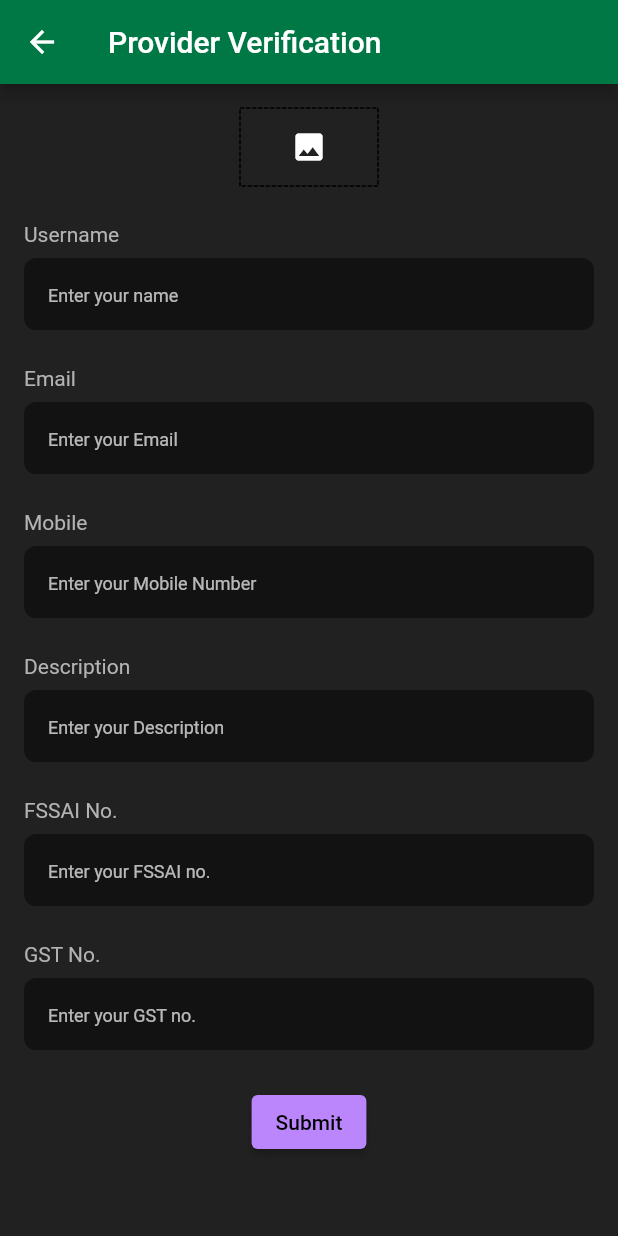
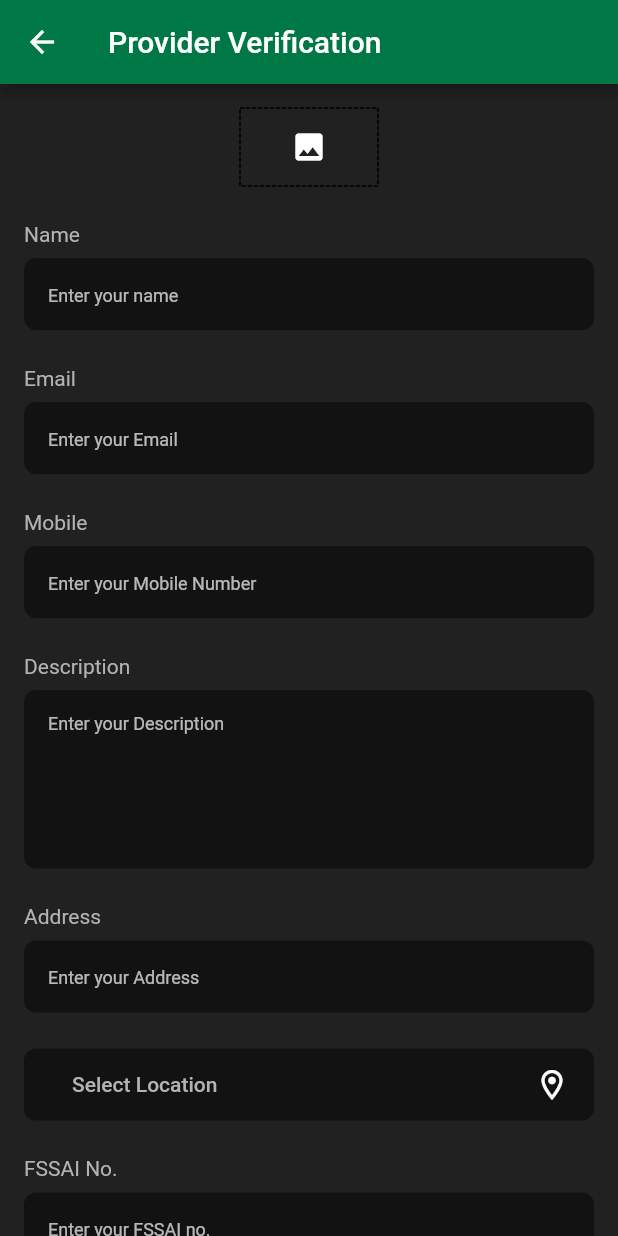
Before and after one commit to PrerakGada/EatEasy, a Flutter app: the ProviderVerification screen opened by its route, on a phone screen of 412 x 824 dp. Run offline on Flutter 3.47's test engine with Material 2 defaults, Android fonts, the phone set to English and light mode, and no system bars; drawn by our look-alikes of dotted_border; our stand-ins replace cloud_firestore, curved_navigation_bar, firebase_auth, firebase_core, flutter_carousel_widget, google_maps_flutter and 3 more; missing offline and left inert: flutter_google_places_hoc081098, google_api_headers, google_maps_webservice; accounts and stored records are empty.

Commit message:
Judging Round 1

```diff
--- a/lib/main.dart
+++ b/lib/main.dart
@@ -45,8 +45,9 @@ class MyApp extends StatelessWidget {
         themeMode: ThemeMode.dark,
         debugShowCheckedModeBanner: false,
         initialRoute: SplashScreen.id,
+        // initialRoute: ProviderVerification.id,
         // initialRoute: AdminDashBoard.id,
-        // initialRoute: SplashScreen.id,
+        // initialRoute: CustomerHome.id,
         routes: {
           SplashScreen.id: (context) => const SplashScreen(),
           LoginScreen.id: (context) => LoginScreen(),
--- a/lib/repositories/query_repo.dart
+++ b/lib/repositories/query_repo.dart
@@ -41,11 +41,11 @@ class QueryRepo {
     }
   }
 
-  Future approveProvider() async {
+  Future approveProvider(String id) async {
     try {
       _firestore
           .collection('providers')
-          .doc('KFC : something')
+          .doc(id)
           .update({'approval': true});
       return true;
     } catch (e) {
--- a/lib/screens/Provider/provider_verification.dart
+++ b/lib/screens/Provider/provider_verification.dart
@@ -7,6 +7,9 @@ import 'package:eat_easy/widgets/LabeledTextFormField.dart';
 import 'package:flutter/material.dart';
 import 'package:image_picker/image_picker.dart';
 import 'package:provider/provider.dart';
+
+import '../../Theme/app_colors.dart';
+import '../../widgets/location_screen.dart';
 
 class ProviderVerification extends StatefulWidget {
   static const String id = '/ProviderVerification';
@@ -26,6 +29,7 @@ class _ProviderVerificationState extends State<ProviderVerification> {
   final TextEditingController _fssai_noController = TextEditingController();
   final TextEditingController _gst_noController = TextEditingController();
   final TextEditingController _descriptionController = TextEditingController();
+  final TextEditingController _addressController = TextEditingController();
   File? demo;
 
   void onPickImageButtonClicked() async {
@@ -47,6 +51,7 @@ class _ProviderVerificationState extends State<ProviderVerification> {
   @override
   void dispose() {
     super.dispose();
+    _addressController.dispose();
     _usernameController.dispose();
     _emailController.dispose();
     _passwordController.dispose();
@@ -57,8 +62,6 @@ class _ProviderVerificationState extends State<ProviderVerification> {
     _descriptionController.dispose();
   }
 
-  final _formKey = GlobalKey<FormState>();
-
   @override
   Widget build(BuildContext context) {
     return Scaffold(
@@ -66,9 +69,9 @@ class _ProviderVerificationState extends State<ProviderVerification> {
         title: const Text("Provider Verification"),
       ),
       body: SafeArea(
-        child: Padding(
-          padding: const EdgeInsets.all(16),
-          child: SingleChildScrollView(
+        child: SingleChildScrollView(
+          child: Padding(
+            padding: const EdgeInsets.all(16),
             child: Column(
               children: [
                 (demo != null)
@@ -101,28 +104,49 @@ class _ProviderVerificationState extends State<ProviderVerification> {
                 SizedBox(height: 24),
                 LabeledTextFormField(
                     controller: _usernameController,
-                    title: 'Username',
-                    hintTitle: 'Enter your name'),SizedBox(height: 24),
+                    title: 'Name',
+                    hintTitle: 'Enter your name'),
+                SizedBox(height: 24),
                 LabeledTextFormField(
                     controller: _emailController,
                     title: 'Email',
-                    hintTitle: 'Enter your Email'),SizedBox(height: 24),
+                    hintTitle: 'Enter your Email'),
+                SizedBox(height: 24),
                 LabeledTextFormField(
                     controller: _mobileController,
                     title: 'Mobile',
-                    hintTitle: 'Enter your Mobile Number'),SizedBox(height: 24),
+                    hintTitle: 'Enter your Mobile Number'),
+                SizedBox(height: 24),
                 LabeledTextFormField(
                     controller: _descriptionController,
                     title: 'Description',
-                    hintTitle: 'Enter your Description'),SizedBox(height: 24),
+                    hintTitle: 'Enter your Description',
+                    maxLines: 5),
+                SizedBox(height: 24),
+                LabeledTextFormField(
+                    controller: _addressController,
+                    title: 'Address',
+                    hintTitle: 'Enter your Address'),
+                SizedBox(height: 24),
+                Container(
+                  padding: EdgeInsets.only(left: 16),
+                  decoration: BoxDecoration(
+                    color: AppColors.black,
+                    borderRadius: BorderRadius.circular(8),
+                  ),
+                  child: LocationScreen(),
+                ),
+                SizedBox(height: 24),
                 LabeledTextFormField(
                     controller: _fssai_noController,
                     title: 'FSSAI No.',
-                    hintTitle: 'Enter your FSSAI no.'),SizedBox(height: 24),
+                    hintTitle: 'Enter your FSSAI no.'),
+                SizedBox(height: 24),
                 LabeledTextFormField(
                     controller: _gst_noController,
                     title: 'GST No.',
-                    hintTitle: 'Enter your GST no.'),SizedBox(height: 24),
+                    hintTitle: 'Enter your GST no.'),
+                SizedBox(height: 24),
                 ElevatedButton(
                   onPressed: () async {
                     if (await QueryRepo().submitProviderVerification(
--- /dev/null
+++ b/lib/widgets/location_screen.dart
@@ -0,0 +1,81 @@
+import 'package:flutter/foundation.dart';
+import 'package:flutter/material.dart';
+import 'package:flutter_google_places_hoc081098/flutter_google_places_hoc081098.dart';
+import 'package:google_api_headers/google_api_headers.dart';
+import 'package:google_maps_flutter/google_maps_flutter.dart';
+import 'package:google_maps_webservice/places.dart';
+
+import '../../Theme/app_colors.dart';
+
+class LocationScreen extends StatefulWidget {
+  const LocationScreen({Key? key}) : super(key: key);
+
+  @override
+  LocationScreenState createState() => LocationScreenState();
+}
+
+class LocationScreenState extends State<LocationScreen> {
+  String googleApikey = "AIzaSyCtBgE5sMgynBuXH2AHXCBI9T32_A91VZI";
+  GoogleMapController? mapController; //controller for Google map
+  CameraPosition? cameraPosition;
+  LatLng startLocation = const LatLng(27.6602292, 85.308027);
+  String location = "Select Location";
+
+  @override
+  Widget build(BuildContext context) {
+    return MaterialButton(
+      onPressed: () async {
+        var place = await PlacesAutocomplete.show(
+            logo: Text(''),
+            context: context,
+            apiKey: googleApikey,
+            mode: Mode.overlay,
+            types: [],
+            strictbounds: false,
+            components: [Component(Component.country, 'in')],
+            //google_map_webservice package
+            onError: (err) {
+              if (kDebugMode) {
+                print(err);
+              }
+            });
+
+        if (place != null) {
+          //form google_maps_webservice package
+          final plist = GoogleMapsPlaces(
+            apiKey: googleApikey,
+            apiHeaders: await const GoogleApiHeaders().getHeaders(),
+            //from google_api_headers package
+          );
+          String placeId = place.placeId ?? "0";
+          final detail = await plist.getDetailsByPlaceId(placeId);
+          final geometry = detail.result.geometry!;
+          final lat = geometry.location.lat;
+          final lang = geometry.location.lng;
+          setState(() {
+            location = place.description!;
+            // Provider.of<UserStore>(context, listen: false)
+            //     .localPost['location'] = '$lat,$lang';
+          });
+        }
+      },
+      child: Row(
+        mainAxisAlignment: MainAxisAlignment.spaceBetween,
+        children: [
+          SizedBox(
+            width: MediaQuery.of(context).size.width * 0.6,
+            child: Text(location,
+                style: TextStyle(
+                    overflow: TextOverflow.ellipsis,
+                    color: AppColors.greyLight)),
+          ),
+          Icon(Icons.location_on_outlined),
+          // const ImageIcon(
+          //   AssetImage('assets/images/arrow_forward.png'),
+          //   size: 20,
+          // ),
+        ],
+      ),
+    );
+  }
+}
```
Also changed, not shown: lib/screens/admin/check_applications_screen.dart (+9 -14 lines), lib/screens/onboarding/splash_screen.dart (+8 -7 lines), pubspec.yaml (+12 -1 lines), pubspec.lock, 4 other files.
